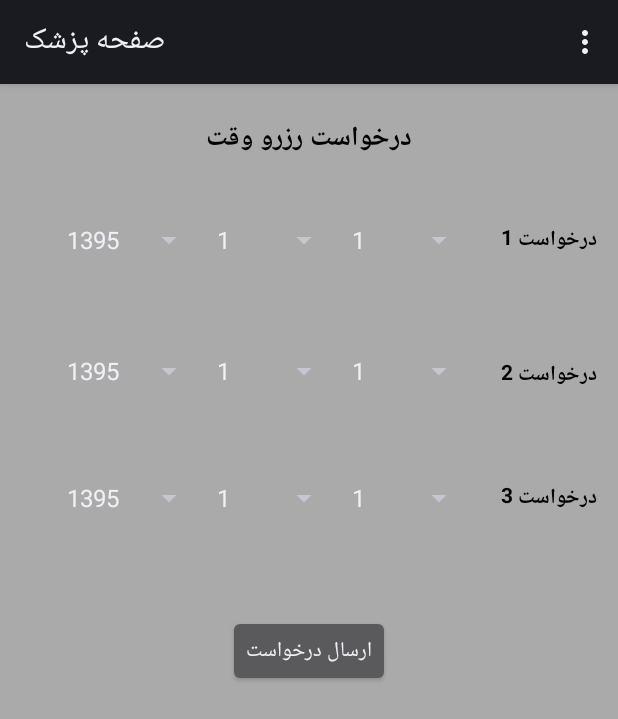
After one commit to hamedmahdavi72/asdAndroid, an Android app: the DoctorPageAsUser screen opened directly, with no data from a screen before it, on a phone screen of 412 x 824 dp. The commit adds this screen. Shown: the top 719 px of the screen. Run offline under Robolectric (Android 15) with nearby library versions, the phone set to English and light mode, and no system bars.

Commit message:
doctorPageAsUser added. Requesting for appointments added (3 max.). Sending the requests to server is still pending.

```diff
--- /dev/null
+++ b/app/src/main/java/com/example/arya/fragments/DoctorPageAsUser.java
@@ -0,0 +1,225 @@
+package com.example.arya.fragments;
+
+import android.content.DialogInterface;
+import android.content.Intent;
+import android.os.AsyncTask;
+import android.os.Bundle;
+import android.support.v4.app.FragmentActivity;
+import android.support.v7.app.AlertDialog;
+import android.view.Menu;
+import android.view.MenuInflater;
+import android.view.MenuItem;
+import android.widget.ArrayAdapter;
+import android.widget.Spinner;
+import android.widget.TextView;
+import com.android.volley.Request;
+import com.android.volley.RequestQueue;
+import com.android.volley.Response;
+import com.android.volley.VolleyError;
+import com.android.volley.toolbox.StringRequest;
+import com.android.volley.toolbox.Volley;
+import com.example.arya.agileapp.R;
+import org.json.JSONException;
+import org.json.JSONObject;
+
+import java.util.ArrayList;
+import java.util.List;
+
+/**
+ * Created by ARYA on 2/11/2017.
+ */
+public class DoctorPageAsUser extends FragmentActivity {
+
+
+    String docId;
+
+    public DoctorPageAsUser() {
+        // Required empty public constructor
+    }
+
+
+    @Override
+    public void onCreate(Bundle savedInstanceState) {
+        super.onCreate(savedInstanceState);
+        setContentView(R.layout.fragment_doctor_page_as_user);
+
+        docId = getIntent().getStringExtra("doctorId");
+
+        //first
+        List<Integer> firstDaySpinner =  new ArrayList<>();
+        List<Integer> firstMonthSpinner =  new ArrayList<>();
+        List<Integer> firstYearSpinner =  new ArrayList<>();
+
+/*        //second
+        List<Integer> secondDaySpinner =  new ArrayList<>();
+        List<Integer> secondMonthSpinner =  new ArrayList<>();
+        List<Integer> secondYearSpinner =  new ArrayList<>();
+
+        //third
+        List<Integer> thirdDaySpinner =  new ArrayList<>();
+        List<Integer> thirdMonthSpinner =  new ArrayList<>();
+        List<Integer> thirdYearSpinner =  new ArrayList<>();
+
+        //Second Spinner
+
+
+        //Third Spinner*/
+
+        //First Spinner
+        firstYearSpinner.add(1395);
+        firstYearSpinner.add(1396);
+
+        for(int i = 1 ; i <= 31 ; i++)
+        {
+            firstDaySpinner.add(i);
+            if( i <= 12)
+                firstMonthSpinner.add(i);
+        }
+
+        //Day
+        ArrayAdapter<Integer> adapter = new ArrayAdapter<>(
+                this, android.R.layout.simple_spinner_item, firstDaySpinner);
+
+        adapter.setDropDownViewResource(android.R.layout.simple_spinner_dropdown_item);
+        Spinner sItems = (Spinner) findViewById(R.id.firstDaySpinner);
+        sItems.setAdapter(adapter);
+
+        //Month
+        ArrayAdapter<Integer> adapter2 = new ArrayAdapter<>(
+                this, android.R.layout.simple_spinner_item, firstMonthSpinner);
+
+        adapter2.setDropDownViewResource(android.R.layout.simple_spinner_dropdown_item);
+        Spinner sItems1 = (Spinner) findViewById(R.id.firstMonthSpinner);
+        sItems1.setAdapter(adapter2);
+
+        //Year
+        ArrayAdapter<Integer> adapter3 = new ArrayAdapter<>(
+                this, android.R.layout.simple_spinner_item, firstYearSpinner);
+
+        adapter3.setDropDownViewResource(android.R.layout.simple_spinner_dropdown_item);
+        Spinner sItems2 = (Spinner) findViewById(R.id.firstYearSpinner);
+        sItems2.setAdapter(adapter3);
+
+
+        //Day
+        ArrayAdapter<Integer> adapter11 = new ArrayAdapter<>(
+                this, android.R.layout.simple_spinner_item, firstDaySpinner);
+
+        adapter11.setDropDownViewResource(android.R.layout.simple_spinner_dropdown_item);
+        Spinner sItems11 = (Spinner) findViewById(R.id.secondDaySpinner);
+        sItems11.setAdapter(adapter11);
+
+        //Month
+        ArrayAdapter<Integer> adapter12 = new ArrayAdapter<>(
+                this, android.R.layout.simple_spinner_item, firstMonthSpinner);
+
+        adapter12.setDropDownViewResource(android.R.layout.simple_spinner_dropdown_item);
+        Spinner sItems12 = (Spinner) findViewById(R.id.secondMonthSpinner);
+        sItems12.setAdapter(adapter12);
+
+        //Year
+        ArrayAdapter<Integer> adapter13 = new ArrayAdapter<>(
+                this, android.R.layout.simple_spinner_item, firstYearSpinner);
+
+        adapter13.setDropDownViewResource(android.R.layout.simple_spinner_dropdown_item);
+        Spinner sItems13 = (Spinner) findViewById(R.id.secondYearSpinner);
+        sItems13.setAdapter(adapter13);
+
+
+        //Day
+        ArrayAdapter<Integer> adapter21 = new ArrayAdapter<>(
+                this, android.R.layout.simple_spinner_item, firstDaySpinner);
+
+        adapter21.setDropDownViewResource(android.R.layout.simple_spinner_dropdown_item);
+        Spinner sItems21 = (Spinner) findViewById(R.id.thirdDaySpinner);
+        sItems21.setAdapter(adapter21);
+
+        //Month
+        ArrayAdapter<Integer> adapter22 = new ArrayAdapter<>(
+                this, android.R.layout.simple_spinner_item, firstMonthSpinner);
+
+        adapter22.setDropDownViewResource(android.R.layout.simple_spinner_dropdown_item);
+        Spinner sItems22 = (Spinner) findViewById(R.id.thirdMonthSpinner);
+        sItems22.setAdapter(adapter22);
+
+        //Year
+        ArrayAdapter<Integer> adapter23 = new ArrayAdapter<>(
+                this, android.R.layout.simple_spinner_item, firstYearSpinner);
+
+        adapter23.setDropDownViewResource(android.R.layout.simple_spinner_dropdown_item);
+        Spinner sItems23 = (Spinner) findViewById(R.id.thirdYearSpinner);
+        sItems23.setAdapter(adapter23);
+
+
+
+    }
+
+    @Override
+    protected void onStart() {
+        super.onStart();
+    }
+
+    @Override
+    public boolean onOptionsItemSelected(MenuItem item) {
+        // Handle item selection
+        switch (item.getItemId()) {
+            case R.id.doctor_page_as_user_actionbar:
+                loadDoctorInfo(docId);
+                return true;
+            default:
+                return super.onOptionsItemSelected(item);
+        }
+    }
+
+    @Override
+    public boolean onCreateOptionsMenu(Menu menu) {
+        MenuInflater inflater = getMenuInflater();
+        inflater.inflate(R.menu.doctorinfomenu, menu);
+        return true;
+    }
+
+    public void loadDoctorInfo(String docId){
+
+        final String[] jsonResponse = new String[1];
+        String URL = "http://10.0.2.2:9000/doctors/info/"+docId;
+        RequestQueue queue = Volley.newRequestQueue(getApplication());
+        final StringRequest stringRequest = new StringRequest(Request.Method.GET, URL,
+                new Response.Listener<String>() {
+                    @Override
+                    public void onResponse(String response) {
+                        try {
+                            final JSONObject jsonObject = new JSONObject(response);
+                            jsonResponse[0] = "Name: \t"+jsonObject.getString("firstName")+" "+jsonObject.getString("lastName")
+                            +"\nSpeciality: \t"+jsonObject.getString("speciality")
+                            +"\nClinic Address: \t"+jsonObject.getString("clinicAddress")
+                            +"\nClinic Phone Number: \t"+jsonObject.getString("clinicPhoneNumber");
+                            showInfoDialog(jsonResponse[0]);
+
+                        } catch (JSONException e) {
+                            e.printStackTrace();
+                        }
+                    }
+                }, new Response.ErrorListener() {
+            @Override
+            public void onErrorResponse(VolleyError error) {
+                // error
+            }
+        })
+
+        {
+        };
+
+        queue.add(stringRequest);
+
+    }
+
+    public void showInfoDialog(String dialog){
+        Intent intent = new Intent(getApplicationContext(), DoctorPageAsUserInfo.class);
+        intent.putExtra("docInfo", dialog);
+        startActivity(intent);
+    }
+
+    public void requestAppointments(){
+
+    }
+}
--- /dev/null
+++ b/app/src/main/res/layout/fragment_doctor_page_as_user.xml
@@ -0,0 +1,94 @@
+<?xml version="1.0" encoding="utf-8"?>
+<LinearLayout xmlns:android="http://schemas.android.com/apk/res/android"
+              android:layout_width="match_parent"
+              android:layout_height="match_parent" android:background="@android:color/darker_gray">
+
+    <RelativeLayout
+            android:layout_width="match_parent"
+            android:layout_height="match_parent">
+
+        <TextView
+                android:text="درخواست رزرو وقت"
+                android:layout_width="wrap_content"
+                android:layout_height="wrap_content" android:layout_alignParentTop="true"
+                android:layout_centerHorizontal="true" android:layout_marginTop="21dp" android:id="@+id/reserveAppointMent"
+                android:textStyle="normal|bold" android:textAlignment="center"
+                android:textColor="@android:color/black" android:textSize="18sp"/>
+        <TextView
+                android:text="درخواست 3"
+                android:layout_width="wrap_content"
+                android:layout_height="wrap_content"
+                android:layout_marginTop="58dp"
+                android:id="@+id/thirdRequest" android:textStyle="normal|bold" android:textAlignment="center"
+                android:textColor="@android:color/black" android:layout_below="@+id/secondRequest"
+                android:layout_alignStart="@+id/secondRequest"/>
+        <TextView
+                android:text="درخواست 1"
+                android:layout_width="wrap_content"
+                android:layout_height="wrap_content"
+                android:layout_marginEnd="14dp" android:layout_marginTop="40dp"
+                android:id="@+id/firstRequest" android:textStyle="normal|bold" android:textAlignment="center"
+                android:textColor="@android:color/black" android:layout_below="@+id/reserveAppointMent"
+                android:layout_alignParentEnd="true"/>
+        <TextView
+                android:text="درخواست 2"
+                android:layout_width="wrap_content"
+                android:layout_height="wrap_content"
+                android:layout_marginTop="66dp"
+                android:id="@+id/secondRequest" android:textAlignment="center" android:textStyle="normal|bold"
+                android:textColor="@android:color/black"
+                android:layout_below="@+id/firstRequest" android:layout_alignStart="@+id/firstRequest"/>
+        <Button
+                android:text="ارسال درخواست"
+                android:layout_width="wrap_content"
+                android:layout_height="wrap_content" android:layout_below="@+id/thirdRequest"
+                android:layout_centerHorizontal="true" android:layout_marginTop="66dp" android:id="@+id/sendRequest"/>
+        <Spinner
+                android:layout_height="wrap_content"
+                android:id="@+id/firstDaySpinner"
+                android:layout_alignBottom="@+id/firstRequest" android:layout_toStartOf="@+id/firstRequest"
+                android:layout_marginEnd="17dp" android:layout_width="90dp"/>
+        <Spinner
+                android:layout_height="wrap_content"
+                android:id="@+id/firstMonthSpinner" android:layout_alignBaseline="@+id/firstDaySpinner"
+                android:layout_alignBottom="@+id/firstDaySpinner" android:layout_toStartOf="@+id/firstDaySpinner"
+                android:layout_width="90dp"/>
+        <Spinner
+                android:layout_height="wrap_content"
+                android:id="@+id/firstYearSpinner" android:layout_alignBaseline="@+id/firstMonthSpinner"
+                android:layout_alignBottom="@+id/firstMonthSpinner" android:layout_toStartOf="@+id/firstMonthSpinner"
+                android:layout_width="100dp"/>
+        <Spinner
+                android:layout_height="wrap_content"
+                android:id="@+id/secondDaySpinner" android:layout_alignBaseline="@+id/secondRequest"
+                android:layout_alignBottom="@+id/secondRequest" android:layout_toEndOf="@+id/firstMonthSpinner"
+                android:layout_width="90dp"/>
+        <Spinner
+                android:layout_height="wrap_content"
+                android:id="@+id/secondMonthSpinner"
+                android:layout_alignBaseline="@+id/secondDaySpinner" android:layout_alignBottom="@+id/secondDaySpinner"
+                android:layout_toStartOf="@+id/secondDaySpinner" android:layout_width="90dp"/>
+        <Spinner
+                android:layout_height="wrap_content"
+                android:id="@+id/thirdDaySpinner" android:layout_above="@+id/sendRequest"
+                android:layout_toEndOf="@+id/secondMonthSpinner" android:layout_width="90dp"/>
+        <Spinner
+                android:layout_height="wrap_content"
+                android:id="@+id/thirdMonthSpinner" android:layout_alignBaseline="@+id/thirdDaySpinner"
+                android:layout_alignBottom="@+id/thirdDaySpinner" android:layout_toStartOf="@+id/thirdDaySpinner"
+                android:layout_width="90dp"/>
+        <Spinner
+                android:layout_width="100dp"
+                android:layout_height="wrap_content"
+                android:id="@+id/thirdYearSpinner"
+                android:layout_alignBaseline="@+id/thirdMonthSpinner"
+                android:layout_alignBottom="@+id/thirdMonthSpinner" android:layout_toStartOf="@+id/thirdMonthSpinner"/>
+        <Spinner
+                android:layout_width="100dp"
+                android:layout_height="wrap_content"
+                android:id="@+id/secondYearSpinner"
+                android:layout_alignBaseline="@+id/secondMonthSpinner"
+                android:layout_alignBottom="@+id/secondMonthSpinner"
+                android:layout_toStartOf="@+id/secondMonthSpinner"/>
+    </RelativeLayout>
+</LinearLayout>
--- /dev/null
+++ b/app/src/main/res/menu/doctorinfomenu.xml
@@ -0,0 +1,5 @@
+<?xml version="1.0" encoding="utf-8"?>
+<menu xmlns:android="http://schemas.android.com/apk/res/android">
+        <item android:id="@+id/doctor_page_as_user_actionbar"
+              android:title="@string/doctorInfo"/>
+</menu>
--- a/app/src/main/res/values/strings.xml
+++ b/app/src/main/res/values/strings.xml
@@ -9,6 +9,7 @@
     <string name="errorReport">گزارش مشکلات</string>
     <string name="searchDoctors">جستجوی پزشکان</string>
     <string name="messages">پیام ها</string>
+    <string name="doctorInfo">درباره دکتر</string>
 
 
 
```
Also changed, not shown: app/src/main/AndroidManifest.xml (+24 -3 lines), app/src/main/java/com/example/arya/fragments/DoctorPageAsUserInfo.java (added, +43 -0 lines), app/src/main/java/com/example/arya/fragments/UserSearchResults.java (+6 -21 lines), app/src/main/res/layout/fragment_doctor_page_as_user_info.xml (added, +7 -0 lines).
